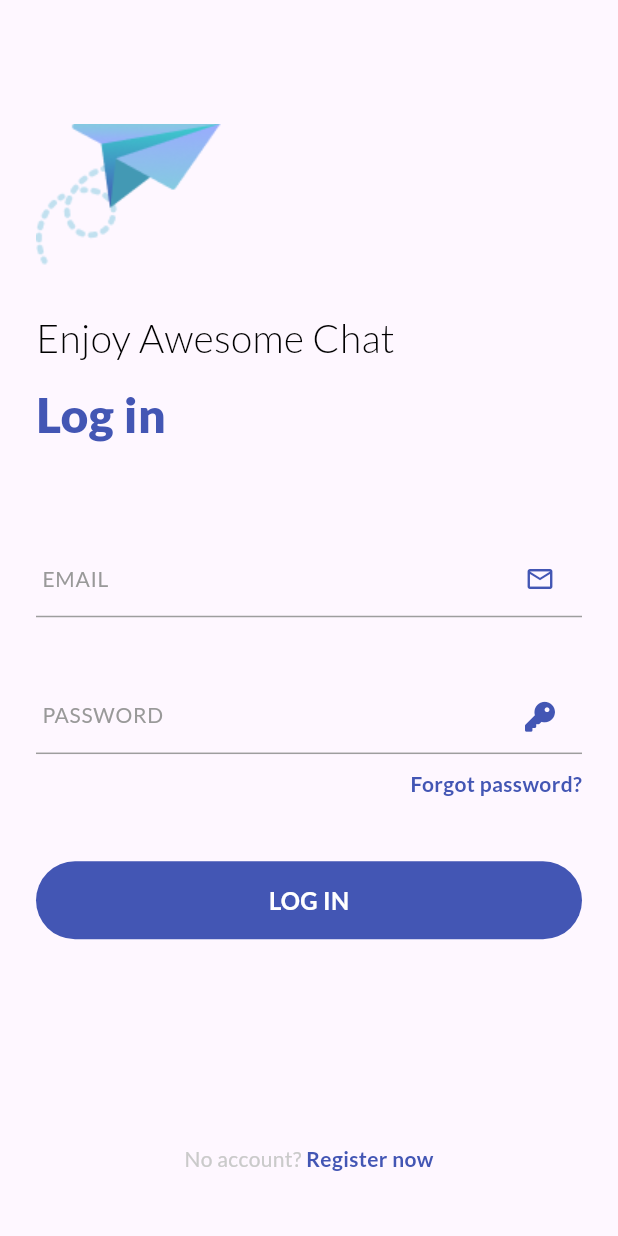
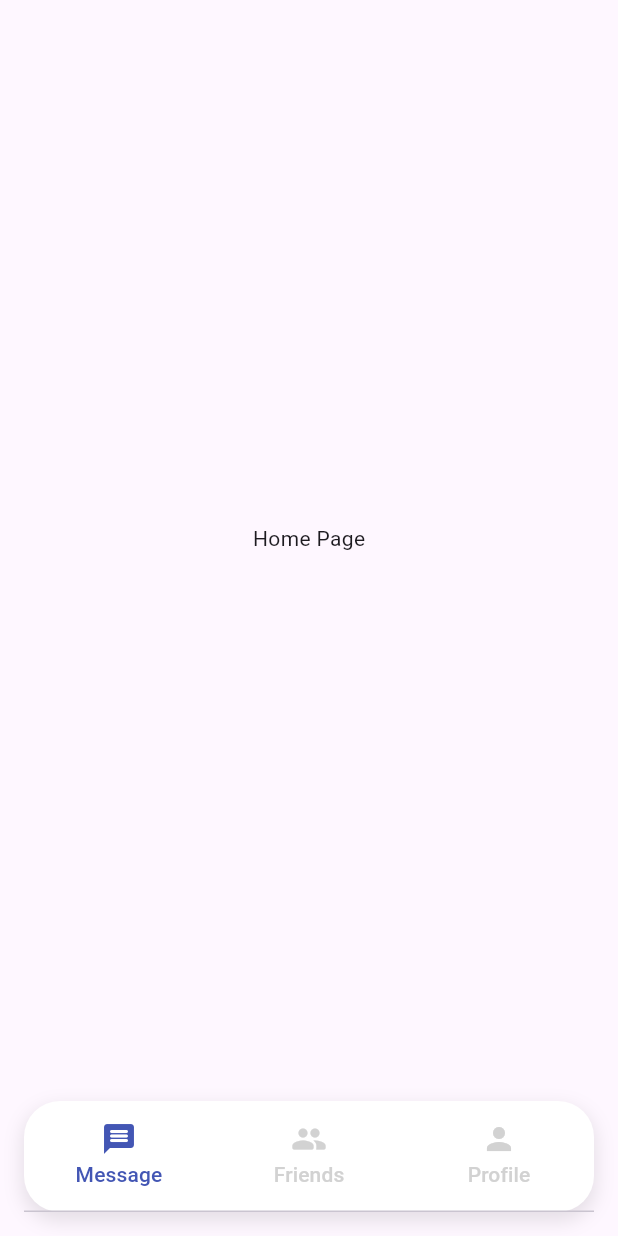
Before and after one commit to DuyCuong1122/flutter_chat_app_with_bloc, a Flutter app: the screen it shows after launch, after a tap on "LOG IN", on a phone screen of 412 x 824 dp. Run offline on Flutter 3.47's test engine with Material 3 defaults, Android fonts, the phone set to English and light mode, and no system bars; our stand-ins replace cloud_firestore, firebase_core, firebase_messaging, flutter_dotenv, flutter_easyloading, flutter_local_notifications and 5 more; accounts and stored records are empty; generated files the repository leaves out were written again.

Commit message:
build home page

```diff
--- /dev/null
+++ b/devtools_options.yaml
@@ -0,0 +1,3 @@
+description: This file stores settings for Dart & Flutter DevTools.
+documentation: https://docs.flutter.dev/tools/devtools/extensions#configure-extension-enablement-states
+extensions:
--- /dev/null
+++ b/lib/page/homepage.dart
@@ -0,0 +1,106 @@
+import 'dart:developer';
+
+import 'package:chat_app/common/values/colors.dart';
+import 'package:chat_app/common/values/icons.dart';
+import 'package:flutter/material.dart';
+import 'package:flutter_gen/gen_l10n/app_localizations.dart';
+
+class Homepage extends StatefulWidget {
+  const Homepage({super.key});
+
+  @override
+  _HomepageState createState() => _HomepageState();
+}
+
+class _HomepageState extends State<Homepage>
+    with SingleTickerProviderStateMixin {
+  late TabController _tabController;
+
+  @override
+  void initState() {
+    super.initState();
+    _tabController = TabController(length: 3, vsync: this);
+  }
+
+
+
+  @override
+  void dispose() {
+    _tabController.dispose();
+    super.dispose();
+  }
+
+  @override
+  Widget build(BuildContext context) {
+    double tabWidth =
+        MediaQuery.of(context).size.width / 3; // Chiều rộng của mỗi tab
+    return Scaffold(
+      body: TabBarView(
+        controller: _tabController,
+        children: const [
+          Center(child: Text("Home Page")),
+          Center(child: Text("Search Page")),
+          Center(child: Text("Profile Page")),
+        ],
+      ),
+      bottomNavigationBar: Padding(
+        padding: const EdgeInsets.all(16.0), // Khoảng cách xung quanh
+        child: Container(
+          decoration: BoxDecoration(
+            color: Colors.white, // Màu nền của container
+            borderRadius: BorderRadius.circular(24), // Bo góc
+            boxShadow: [
+              BoxShadow(
+                color: Colors.black.withOpacity(0.1), // Màu đổ bóng
+                spreadRadius: 1, // Độ lan rộng của bóng
+                blurRadius: 10, // Độ mờ của bóng
+                offset: const Offset(0, 5), // Vị trí bóng đổ
+              ),
+            ],
+          ),
+          child: Stack(
+            children: [
+              TabBar(
+                controller: _tabController,
+                indicatorColor: Colors.transparent, // Tắt màu nền khi chọn tab
+                labelColor: AppColor.primaryColor,
+                unselectedLabelColor: AppColor.greyColor,
+                tabs: [
+                  Tab(
+                    icon:  Icon(AppIcon.message),
+                    text: AppLocalizations.of(context)!.message,
+                  ),
+                  Tab(
+                    icon: const Icon(AppIcon.friend),
+                    text: AppLocalizations.of(context)!.friends,
+                  ),
+                  Tab(
+                    icon: const Icon(AppIcon.profile),
+                    text: AppLocalizations.of(context)!.profile,
+                  ),
+                ],
+              ),
+              // Vòng tròn di chuyển theo tab được chọn
+              // AnimatedPositioned(
+              //   duration: const Duration(milliseconds: 300),
+              //   curve: Curves.easeInOut,
+              //   top: 0, // Đặt vòng tròn lên trên đầu của Tab
+              //   left: _tabController.index * tabWidth +
+              //       tabWidth / 2 -
+              //       8, // Căn giữa vòng tròn trên tab
+              //   child: Container(
+              //     width: 8, // Kích thước vòng tròn
+              //     height: 8,
+              //     decoration: const BoxDecoration(
+              //       shape: BoxShape.circle,
+              //       color: AppColor.primaryColor,
+              //     ),
+              //   ),
+              // ),
+            ],
+          ),
+        ),
+      ),
+    );
+  }
+}
--- a/lib/page/log_in/log_in_view.dart
+++ b/lib/page/log_in/log_in_view.dart
@@ -1,9 +1,9 @@
 import 'package:chat_app/common/values/colors.dart';
 import 'package:chat_app/common/values/typography.dart';
 import 'package:chat_app/common/widgets/custom_textfield.dart';
+import 'package:chat_app/page/homepage.dart';
 import 'package:chat_app/page/sign_up/sign_up_view.dart';
 import 'package:flutter_gen/gen_l10n/app_localizations.dart';
-
 import 'package:chat_app/common/values/icons.dart';
 import 'package:chat_app/common/widgets/custom_container_sign_in_out.dart';
 import 'package:flutter/material.dart';
@@ -63,7 +63,9 @@ class LogInView extends StatelessWidget {
               SizedBox(height: heightScreen / 20),
               CustomContainerSignInOut(
                 title: AppLocalizations.of(context)!.logIn,
-                onTap: () {},
+                onTap: () {
+                  Navigator.pushReplacement(context, MaterialPageRoute(builder: (context) => const Homepage()));
+                },
                 enable: true,
               ),
               const Spacer(),
```
